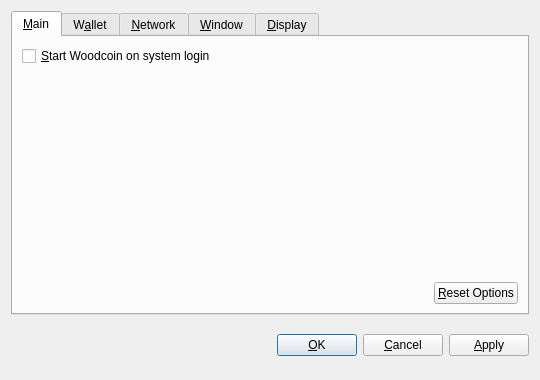
Before: the Qt Designer form src/qt/forms/optionsdialog.ui in Pamenarti/lotuscoin-openssl-1.0, drawn with Qt 5.
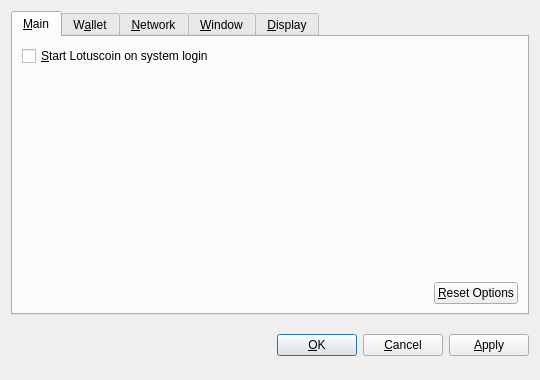
After: the same form once the commit is applied. Custom widgets are drawn as their Qt base class.

What changed in the file:
```diff
--- a/src/qt/forms/optionsdialog.ui
+++ b/src/qt/forms/optionsdialog.ui
@@ -36,7 +36,7 @@
           <string>Automatically start Woodcoin after logging in to the system.</string>
          </property>
          <property name="text">
-          <string>&amp;Start Woodcoin on system login</string>
+          <string>&amp;Start Lotuscoin on system login</string>
          </property>
         </widget>
        </item>
```
Left out of the diff: 10 changed lines with no effect on the pictures.
